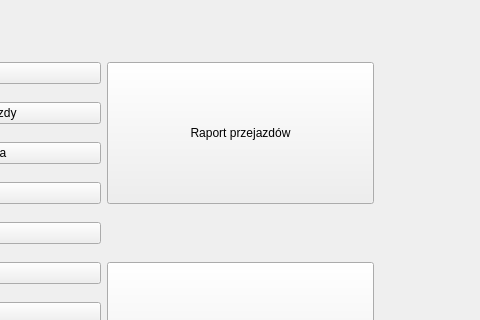
Old version of the form menu.ui in the repository margap1998/Bazy-danych-taxi; both pictures show x 387 to 867 and y 0 to 320 of the 1000 by 600 pixel window.
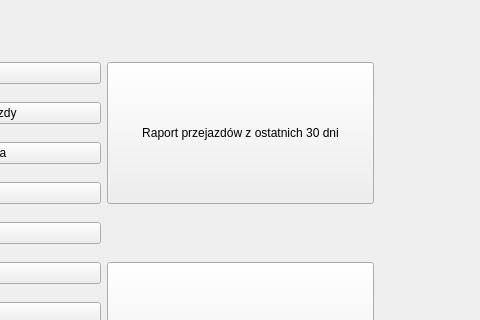
New version of the form.

```diff
--- a/menu.ui
+++ b/menu.ui
@@ -113,7 +113,7 @@
        </sizepolicy>
       </property>
       <property name="text">
-       <string>Raport przejazdów</string>
+       <string>Raport przejazdów z ostatnich 30 dni</string>
       </property>
      </widget>
     </item>
```
